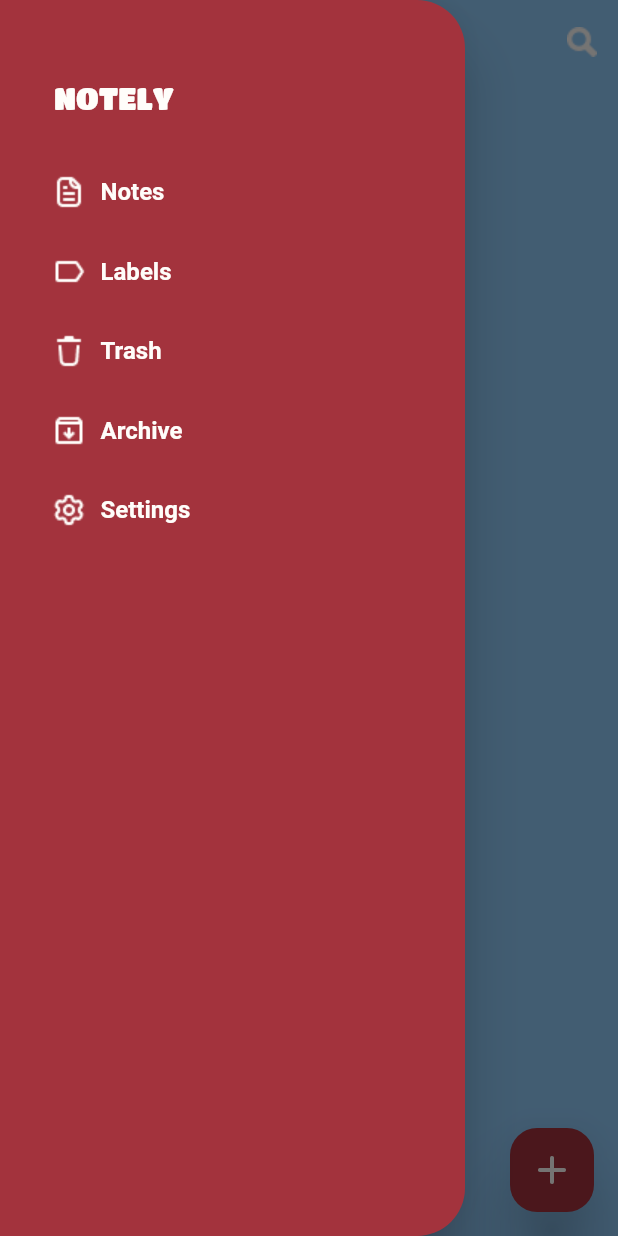
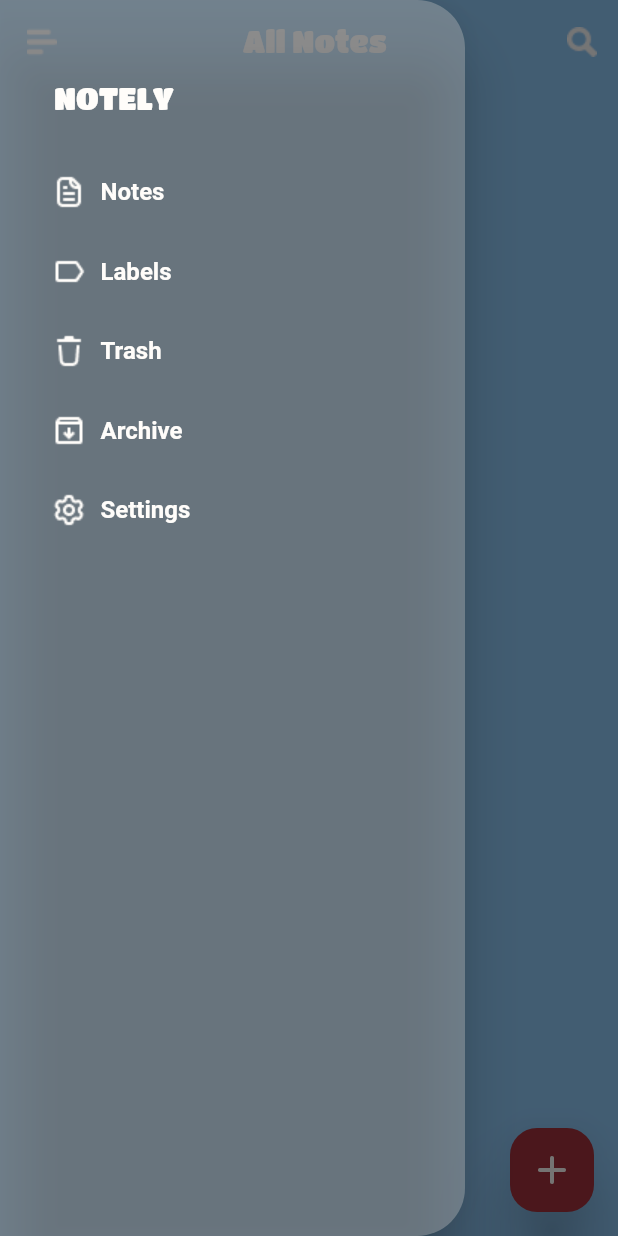
Before and after one commit to rabianurtunen0/Notely, a Flutter app: the StartSeite screen opened directly, with the side drawer open, on a phone screen of 412 x 824 dp. Run offline on Flutter 3.47's test engine with Material 2 defaults, Android fonts, the phone set to English and light mode, and no system bars; our stand-ins replace cloud_firestore, firebase_auth, firebase_core, fluttertoast, get, get_storage; accounts and stored records are empty.

Commit message:
changed startseite page

```diff
--- a/lib/startseite.dart
+++ b/lib/startseite.dart
@@ -1,4 +1,8 @@
 import 'package:flutter/material.dart';
+import 'package:get/get.dart';
+import 'package:notely/addnote.dart';
+import 'package:notely/notespage.dart';
+import 'package:notely/settings.dart';
 
 class StartSeite extends StatefulWidget {
   const StartSeite({Key? key}) : super(key: key);
@@ -8,6 +12,7 @@ class StartSeite extends StatefulWidget {
 }
 
 class _StartSeiteState extends State<StartSeite> {
+
   @override
   Widget build(BuildContext context) {
     return Scaffold(
@@ -19,26 +24,28 @@ class _StartSeiteState extends State<StartSeite> {
         leading: Builder(
           builder: (BuildContext context) {
             return IconButton(
-              icon: const ImageIcon(
-                AssetImage('assets/images/menu.png'),
-                color: Color(0XFFFFFDFA),
+              icon: ImageIcon(
+                const AssetImage('assets/images/menu.png'),
+                color: Theme.of(context).textSelectionTheme.selectionColor,
               ),
               onPressed: () {
                 Scaffold.of(context).openDrawer();
               },
+              splashRadius: 25.0,
               tooltip: MaterialLocalizations.of(context).openAppDrawerTooltip,
             );
           },
         ),
         title: Container(
           alignment: Alignment.center,
-          child: const Text(
-            '..........',
+          child: Text(
+            'All Notes',
             style: TextStyle(
+              fontFamily: 'Titan One',
               fontStyle: FontStyle.normal,
-              fontWeight: FontWeight.w900,
-              fontSize: 14,
-              color: Color(0XFFFFFDFA),
+              fontWeight: FontWeight.w400,
+              fontSize: 20,
+              color: Theme.of(context).textSelectionTheme.selectionColor,
             ),
           ),
         ),
@@ -46,19 +53,17 @@ class _StartSeiteState extends State<StartSeite> {
           Container(
             alignment: Alignment.centerRight,
             child: IconButton(
-              icon: const ImageIcon(
-              AssetImage('assets/images/search.png'),
-              color: Color(0XFFFFFDFA),
+              icon: ImageIcon(
+                const AssetImage('assets/images/search.png'),
+                color: Theme.of(context).textSelectionTheme.selectionColor,
               ),
-              onPressed: () {
-
-              },
+              onPressed: () {},
             ),
           ),
         ],
       ),
       drawer: Drawer(
-        backgroundColor: const Color(0XFFA3333D),
+        backgroundColor: Theme.of(context).highlightColor,
         width: 310,
         shape: const RoundedRectangleBorder(
           borderRadius: BorderRadius.horizontal(
@@ -204,7 +209,7 @@ class _StartSeiteState extends State<StartSeite> {
               alignment: Alignment.centerLeft,
               margin: const EdgeInsets.fromLTRB(0.0, 0.0, 0.0, 5.0),
               child: MaterialButton(
-                onPressed: () {},
+                onPressed: () => Get.to(const Settings()),
                 child: Row(
                   children: const [
                     Padding(
@@ -235,17 +240,40 @@ class _StartSeiteState extends State<StartSeite> {
       ),
       floatingActionButton: FloatingActionButton(
         onPressed: () {
-
+          Get.to(const AddNote());
         },
         backgroundColor: const Color(0XFFA3333D),
         elevation: 20,
-        shape: RoundedRectangleBorder(
-          borderRadius: BorderRadius.circular(18.0)
-        ),
+        shape:
+            RoundedRectangleBorder(borderRadius: BorderRadius.circular(18.0)),
         child: const ImageIcon(
           AssetImage('assets/images/plus.png'),
           color: Color(0XFFFFFDFA),
-         ),
+        ),
+      ),
+      body: const NotesPage(),
+    );
+  }
+}
+
+class showNotes extends StatelessWidget {
+  String title, note;
+
+  showNotes({
+    Key? key,
+    required this.title,
+    required this.note,
+  }) : super(key: key);
+
+  @override
+  Widget build(BuildContext context) {
+    return Container(
+      alignment: Alignment.topCenter,
+      child: Column(
+        children: [
+          Text(title),
+          Text(note),
+        ],
       ),
     );
   }
```
